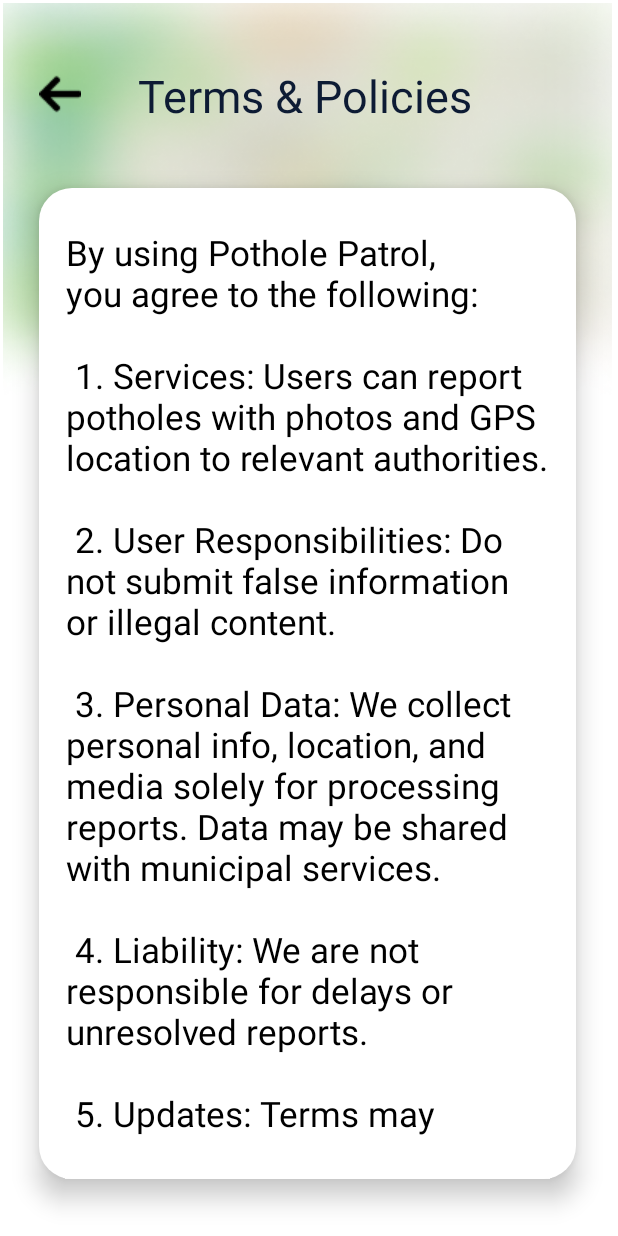
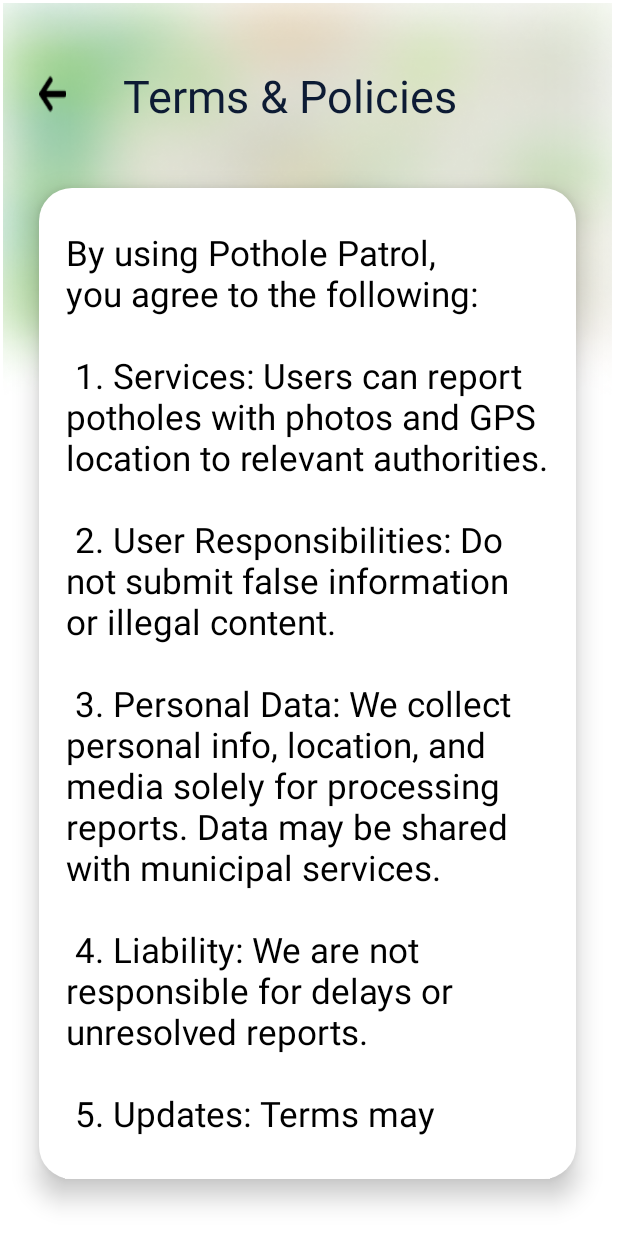
Before and after one commit to bqmxnh/PotholePatrol, an Android app: the TermSettingActivity screen opened directly, with no data from a screen before it, on a phone screen of 412 x 824 dp. Run offline under Robolectric (Android 15) with nearby library versions, the phone set to English and light mode, and no system bars.

Commit message:
Done Terms & Policies

```diff
--- a/app/src/main/java/com/example/potholepatrol/Settings/TermSettingActivity.java
+++ b/app/src/main/java/com/example/potholepatrol/Settings/TermSettingActivity.java
@@ -1,5 +1,6 @@
 package com.example.potholepatrol.Settings;
 import android.os.Bundle;
+import android.widget.ImageView;
 
 
 import androidx.appcompat.app.AppCompatActivity;
@@ -12,5 +13,8 @@ public class TermSettingActivity extends AppCompatActivity {
     protected void onCreate(Bundle savedInstanceState) {
         super.onCreate(savedInstanceState);
         setContentView(R.layout.activity_setting_terms_policies);
+        // Set up back button
+        ImageView btnBack = findViewById(R.id.btn_back);
+        btnBack.setOnClickListener(v -> finish());
     }
 }
--- a/app/src/main/res/layout/activity_setting_terms_policies.xml
+++ b/app/src/main/res/layout/activity_setting_terms_policies.xml
@@ -59,9 +59,9 @@
                             android:orientation="horizontal">
 
                             <ImageView
-                                android:id="@+id/ryf8adb1l7k"
-                                android:layout_width="28dp"
-                                android:layout_height="28dp"
+                                android:id="@+id/btn_back"
+                                android:layout_width="18dp"
+                                android:layout_height="wrap_content"
                                 android:layout_marginEnd="38dp"
                                 android:scaleType="fitXY"
                                 android:src="@drawable/right_arrow" />
```
